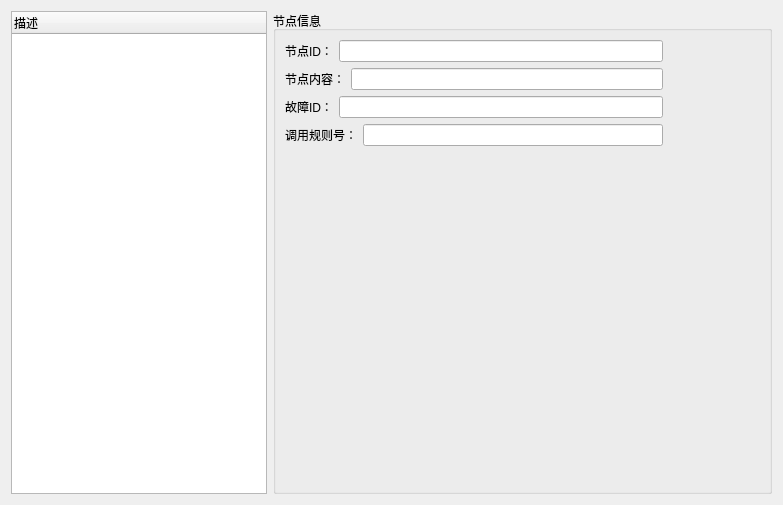
The window that treemanageform.ui (EGeeks/faultree) describes before a commit, drawn with Qt 5.
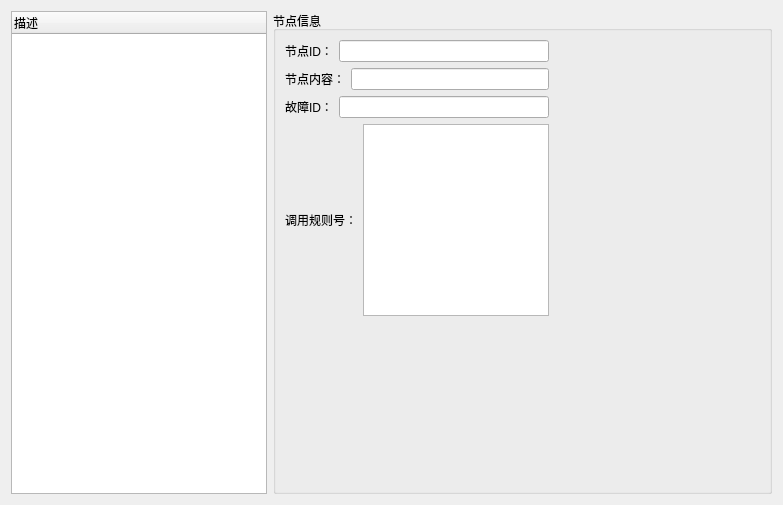
The same window after the commit.

Commit message: #039: 生成报告

```diff
--- a/treemanageform.ui
+++ b/treemanageform.ui
@@ -89,14 +89,7 @@
            </widget>
           </item>
           <item>
-           <widget class="QLineEdit" name="lineEdit_ruleID">
-            <property name="minimumSize">
-             <size>
-              <width>300</width>
-              <height>0</height>
-             </size>
-            </property>
-           </widget>
+           <widget class="QTextEdit" name="textEdit_ruleID"/>
           </item>
          </layout>
         </item>
```
The commit also changes 2 other files.
